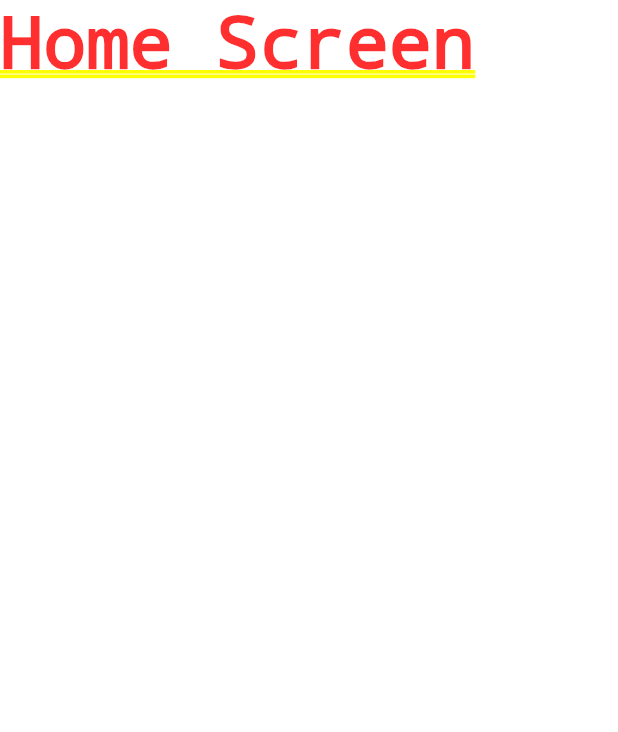
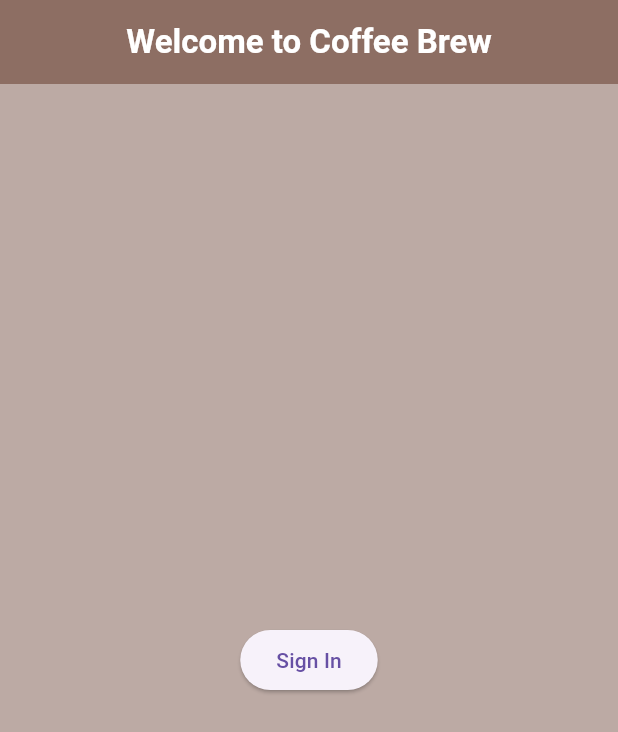
Before and after one commit to YashKambaria/Coffee-Brew, a Flutter app: the screen it shows after launch, on a phone screen of 412 x 824 dp. Shown: the top 732 px of the screen. Run offline on Flutter 3.47's test engine with Material 3 defaults, Android fonts, the phone set to English and light mode, and no system bars; our stand-ins replace firebase_auth, firebase_core; accounts and stored records are empty.

Commit message:
SignIn done using User Model

```diff
--- a/lib/main.dart
+++ b/lib/main.dart
@@ -1,7 +1,9 @@
 import 'package:coffee_brew/screens/wrapper.dart';
 import 'package:flutter/material.dart';
-
-void main() {
+import 'package:firebase_core/firebase_core.dart';
+void main() async{
+  WidgetsFlutterBinding.ensureInitialized();
+  await Firebase.initializeApp();
   runApp(const MyApp());
 }
 
--- a/lib/screens/authenticate/auth.dart
+++ b/lib/screens/authenticate/auth.dart
@@ -1,3 +1,4 @@
+import 'package:coffee_brew/screens/authenticate/sign_in.dart';
 import 'package:flutter/material.dart';
 
 class Auth extends StatefulWidget {
@@ -10,6 +11,6 @@ class Auth extends StatefulWidget {
 class _AuthState extends State<Auth> {
   @override
   Widget build(BuildContext context) {
-    return const Placeholder();
+    return Container(child: SignIn());
   }
 }
--- /dev/null
+++ b/lib/screens/authenticate/sign_in.dart
@@ -0,0 +1,47 @@
+import 'package:coffee_brew/screens/model/user.dart';
+import 'package:coffee_brew/services/auth_service.dart';
+import 'package:firebase_auth/firebase_auth.dart';
+import 'package:flutter/material.dart';
+
+class SignIn extends StatefulWidget {
+  const SignIn({super.key});
+
+  @override
+  State<SignIn> createState() => _SignInState();
+}
+
+class _SignInState extends State<SignIn> {
+
+  final AuthService _auth= AuthService();
+  @override
+  Widget build(BuildContext context) {
+    return Scaffold(
+      backgroundColor: Colors.brown.shade200,
+      appBar: AppBar(
+        title: Text("Welcome to Coffee Brew",style: TextStyle(
+          color: Colors.white,
+          fontWeight: FontWeight.bold,
+        ),),
+        centerTitle: true,
+        backgroundColor: Colors.brown.shade400,
+      ),
+      body: Center(
+        child: Container(
+          padding: EdgeInsets.all(10),
+          child: ElevatedButton(
+              onPressed: () async{
+                  final MyUser user =await _auth.singInAnon();
+                  if(user==null){
+                    print("Error");
+                  }
+                  else{
+                    print("Sign In");
+                    print(user.uid);
+                  }
+              },
+              child: Text("Sign In")),
+        ),
+      ),
+    );
+  }
+}
--- /dev/null
+++ b/lib/screens/model/user.dart
@@ -0,0 +1,6 @@
+
+class MyUser{
+  late final String uid;
+
+  MyUser({required this.uid});
+}
--- a/lib/screens/wrapper.dart
+++ b/lib/screens/wrapper.dart
@@ -1,3 +1,4 @@
+import 'package:coffee_brew/screens/authenticate/auth.dart';
 import 'package:coffee_brew/screens/home/home.dart';
 import 'package:flutter/material.dart';
 
@@ -7,6 +8,6 @@ class Wrapper extends StatelessWidget {
   @override
   Widget build(BuildContext context) {
     //return home or auth
-    return Home();
+    return Auth();
   }
 }
```
Also changed, not shown: lib/services/auth_service.dart (+7 -1 lines).
